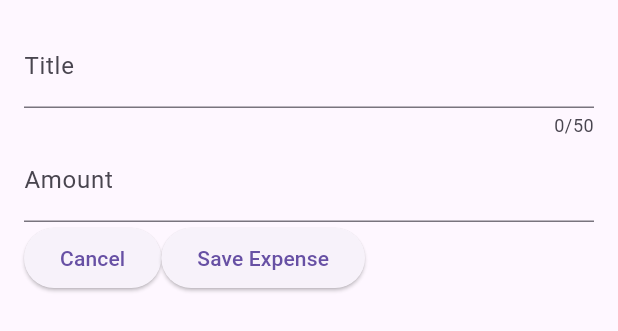
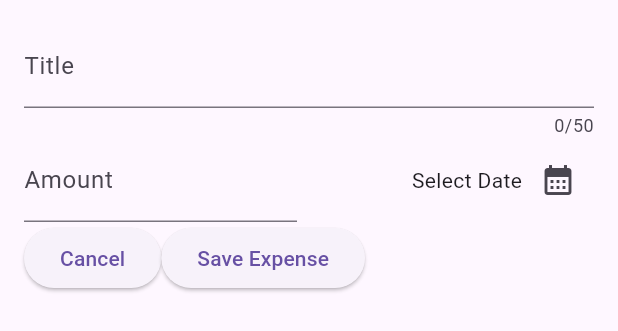
Before and after one commit to Shehab-Emad20/Expense_Tracker_App, a Flutter app: the NewExpense widget shown alone on an empty page, opened directly, on a phone screen of 412 x 824 dp. Shown: the top 331 px of the screen. Run offline on Flutter 3.47's test engine with Material 3 defaults, Android fonts, the phone set to English and light mode, and no system bars.

Commit message:
Showing a Date Picker

```diff
--- a/lib/widgets/new_expense.dart
+++ b/lib/widgets/new_expense.dart
@@ -10,6 +10,17 @@ class NewExpense extends StatefulWidget {
 class _NewExpenseState extends State<NewExpense> {
   final titleController = TextEditingController();
   final amountController = TextEditingController();
+  void presentDatePicker() {
+    final now = DateTime.now();
+    final firstDate = DateTime(now.year - 1, now.month, now.day);
+
+    showDatePicker(
+        context: context,
+        initialDate: now,
+        firstDate: firstDate,
+        lastDate: now);
+  }
+
   @override
   void dispose() {
     titleController.dispose();
@@ -30,13 +41,34 @@ class _NewExpenseState extends State<NewExpense> {
               label: Text('Title'),
             ),
           ),
-          TextField(
+          Row(
+            children: [
+              Expanded(
+                child: TextField(
                   controller: amountController,
                   keyboardType: TextInputType.number,
                   decoration: const InputDecoration(
                     prefixText: '\$ ',
                     label: Text('Amount'),
                   ),
+                ),
+              ),
+              const SizedBox(
+                width: 16,
+              ),
+              Expanded(
+                child: Row(
+                  mainAxisAlignment: MainAxisAlignment.end,
+                  crossAxisAlignment: CrossAxisAlignment.center,
+                  children: [
+                    const Text('Select Date'),
+                    IconButton(
+                        onPressed: presentDatePicker,
+                        icon: const Icon(Icons.calendar_month))
+                  ],
+                ),
+              )
+            ],
           ),
           Row(
             children: [
```
Lines whose indentation alone changed are shown as unchanged.
